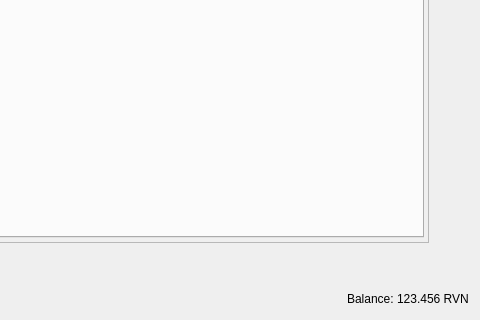
Old version of the form src/qt/forms/restrictedassetsdialog.ui in the repository NiftyRaven/x-coin; both pictures show x 688 to 1168 and y 680 to 1000 of the 1168 by 1000 pixel window.
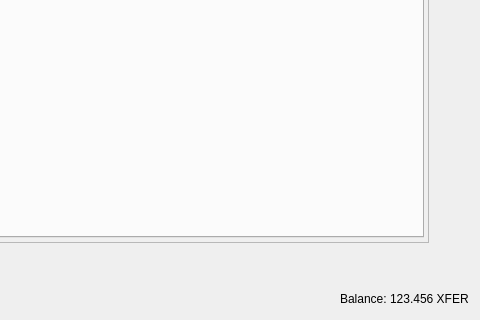
New version of the form.

```diff
--- a/src/qt/forms/restrictedassetsdialog.ui
+++ b/src/qt/forms/restrictedassetsdialog.ui
@@ -281,7 +281,7 @@
         <cursorShape>IBeamCursor</cursorShape>
        </property>
        <property name="text">
-        <string notr="true">123.456 RVN</string>
+        <string notr="true">123.456 XFER</string>
        </property>
        <property name="textInteractionFlags">
         <set>Qt::LinksAccessibleByMouse|Qt::TextSelectableByKeyboard|Qt::TextSelectableByMouse</set>
```
